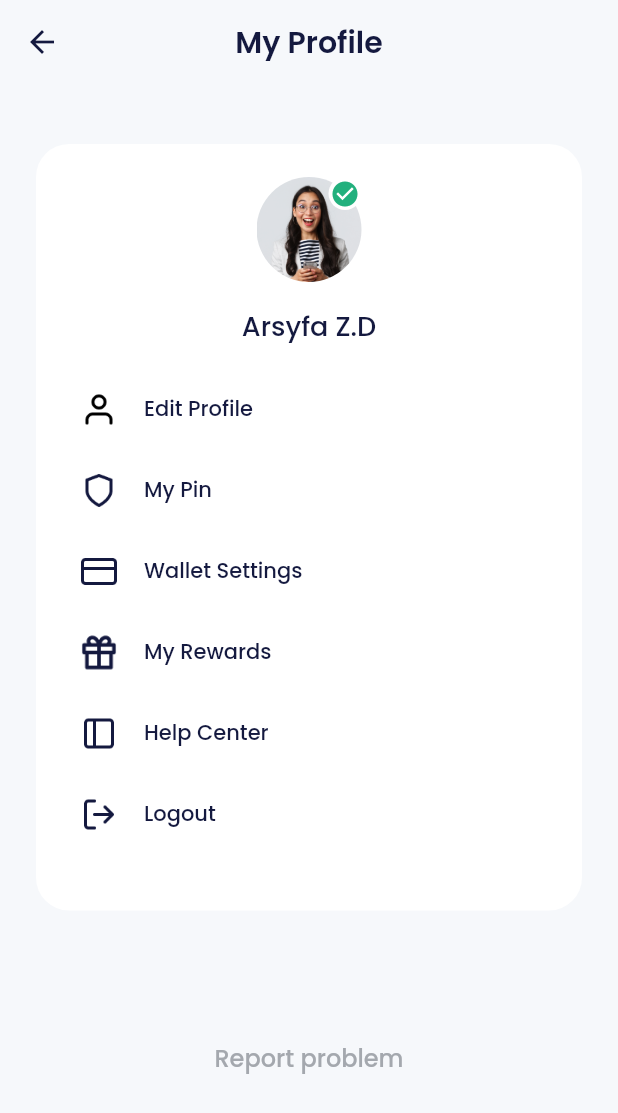
After one commit to ugunNet21/flutter_bankv3, a Flutter app: the HomePage screen opened by its route, after a tap on the "check circle" icon, on a phone screen of 412 x 824 dp. The commit adds this screen. Shown: the top 1113 px of the screen. Run offline on Flutter 3.47's test engine with Material 2 defaults, Android fonts, the phone set to English and light mode, and no system bars; our stand-ins replace carousel_slider, google_fonts.

Commit message:
finishing profile page

```diff
--- a/lib/main.dart
+++ b/lib/main.dart
@@ -1,5 +1,7 @@
+import 'package:bank_v2/shared/theme.dart';
 import 'package:bank_v2/ui/pages/home_page.dart';
 import 'package:bank_v2/ui/pages/onboarding_page.dart';
+import 'package:bank_v2/ui/pages/profile_page.dart';
 import 'package:bank_v2/ui/pages/sign_in_page.dart';
 import 'package:bank_v2/ui/pages/sign_up_page.dart';
 import 'package:bank_v2/ui/pages/sign_up_set_ktp_page.dart';
@@ -17,6 +19,21 @@
   Widget build(BuildContext context) {
     return MaterialApp(
       debugShowCheckedModeBanner: false,
+      theme: ThemeData(
+        scaffoldBackgroundColor: lightBackgroundColor,
+        appBarTheme: AppBarTheme(
+          backgroundColor: lightBackgroundColor,
+          elevation: 0,
+          centerTitle: true,
+          iconTheme: IconThemeData(
+            color: blackColor,
+          ),
+          titleTextStyle: blackTextStyle.copyWith(
+            fontSize: 20,
+            fontWeight: semibold,
+          ),
+        ),
+      ),
       routes: {
         '/': (context) => const SplashPage(),
         '/onboarding': (context) => const OnboardingPage(),
@@ -26,6 +43,7 @@
         '/sign-up-set-ktp': (context) => const SignUpSetKtpPage(),
         '/sign-up-success': (context) => const SignUpSuccessPage(),
         '/home': (context) => const HomePage(),
+        '/profile': (context) => const ProfilePage(),
       },
     );
   }
--- a/lib/ui/pages/home_page.dart
+++ b/lib/ui/pages/home_page.dart
@@ -46,7 +46,7 @@
                   'assets/ic_history.png',
                   width: 20,
                 ),
-                label: 'Overview',
+                label: 'Story',
               ),
               BottomNavigationBarItem(
                 icon: Image.asset(
@@ -78,7 +78,7 @@
           horizontal: 24,
         ),
         children: [
-          buildProfile(),
+          buildProfile(context),
           buildWalletCard(),
           buildLevel(),
           buildServices(),
@@ -90,7 +90,7 @@
     );
   }
 
-  Widget buildProfile() {
+  Widget buildProfile(BuildContext context) {
     return Container(
       margin: const EdgeInsets.only(
         top: 40,
@@ -122,7 +122,11 @@
               ),
             ],
           ),
-          Container(
+          GestureDetector(
+            onTap: () {
+              Navigator.pushNamed(context, '/profile');
+            },
+            child: Container(
               width: 60,
               height: 60,
               decoration: const BoxDecoration(
@@ -147,6 +151,7 @@
                       Icons.check_circle,
                       color: greenColor,
                       size: 14,
+                    ),
                   ),
                 ),
               ),
--- a/lib/ui/pages/onboarding_page.dart
+++ b/lib/ui/pages/onboarding_page.dart
@@ -29,8 +29,9 @@
   @override
   Widget build(BuildContext context) {
     return Scaffold(
-      backgroundColor: lightBackgroundColor,
+      // backgroundColor: lightBackgroundColor,
       body: Center(
+        child: SingleChildScrollView(
           child: Column(
             mainAxisAlignment: MainAxisAlignment.center,
             children: [
@@ -171,6 +172,7 @@
             ],
           ),
         ),
+      ),
     );
   }
 }
--- /dev/null
+++ b/lib/ui/pages/profile_page.dart
@@ -0,0 +1,133 @@
+import 'package:bank_v2/shared/theme.dart';
+import 'package:bank_v2/ui/widgets/buttons.dart';
+import 'package:bank_v2/ui/widgets/profile_menu_item.dart';
+import 'package:flutter/material.dart';
+
+class ProfilePage extends StatelessWidget {
+  const ProfilePage({super.key});
+
+  @override
+  Widget build(BuildContext context) {
+    return Scaffold(
+      // backgroundColor: lightBackgroundColor,
+      appBar: AppBar(
+        title: Text(
+          "My Profile",
+
+        ),
+      ),
+      body: ListView(
+        padding: const EdgeInsets.symmetric(
+          horizontal: 24,
+        ),
+        children: [
+          const SizedBox(
+            height: 40,
+          ),
+          Container(
+            padding: const EdgeInsets.symmetric(
+              horizontal: 30,
+              vertical: 22,
+            ),
+            decoration: BoxDecoration(
+              color: whiteColor,
+              borderRadius: BorderRadius.circular(22),
+            ),
+            child: Column(
+              children: [
+                GestureDetector(
+                  onTap: () {
+                    // Navigator.pushNamed(context, '/profile');
+                  },
+                  child: Container(
+                    width: 70,
+                    height: 70,
+                    decoration: const BoxDecoration(
+                      shape: BoxShape.circle,
+                      image: DecorationImage(
+                        image: AssetImage(
+                          'assets/img_profile.png',
+                        ),
+                      ),
+                    ),
+                    child: Align(
+                      alignment: Alignment.topRight,
+                      child: Container(
+                        width: 22,
+                        height: 22,
+                        decoration: BoxDecoration(
+                          shape: BoxShape.circle,
+                          color: whiteColor,
+                        ),
+                        child: Center(
+                          child: Icon(
+                            Icons.check_circle,
+                            color: greenColor,
+                            size: 20,
+                          ),
+                        ),
+                      ),
+                    ),
+                  ),
+                ),
+                SizedBox(
+                  height: 16,
+                ),
+                Text(
+                  "Arsyfa Z.D",
+                  style: blackTextStyle.copyWith(
+                    fontSize: 18,
+                    fontWeight: medium,
+                  ),
+                ),
+                SizedBox(
+                  height: 30,
+                ),
+                ProfileMenuItem(
+                  iconUrl: 'assets/ic_edit_profile.png',
+                  title: 'Edit Profile',
+                  onTap: () {},
+                ),
+                ProfileMenuItem(
+                  iconUrl: 'assets/ic_pin.png',
+                  title: 'My Pin',
+                  onTap: () {},
+                ),
+                ProfileMenuItem(
+                  iconUrl: 'assets/ic_wallet.png',
+                  title: 'Wallet Settings',
+                  onTap: () {},
+                ),
+                ProfileMenuItem(
+                  iconUrl: 'assets/ic_reward.png',
+                  title: 'My Rewards',
+                  onTap: () {},
+                ),
+                ProfileMenuItem(
+                  iconUrl: 'assets/ic_help.png',
+                  title: 'Help Center',
+                  onTap: () {},
+                ),
+                ProfileMenuItem(
+                  iconUrl: 'assets/ic_logout.png',
+                  title: 'Logout',
+                  onTap: () {},
+                ),
+              ],
+            ),
+          ),
+          const SizedBox(
+            height: 86,
+          ),
+          CustomTextButton(
+            title: 'Report problem',
+            onPressed: () {},
+          ),
+          const SizedBox(
+            height: 50,
+          ),
+        ],
+      ),
+    );
+  }
+}
--- a/lib/ui/pages/sign_in_page.dart
+++ b/lib/ui/pages/sign_in_page.dart
@@ -9,7 +9,7 @@
   @override
   Widget build(BuildContext context) {
     return Scaffold(
-      backgroundColor: lightBackgroundColor,
+      // backgroundColor: lightBackgroundColor,
       body: ListView(
         padding: const EdgeInsets.symmetric(
           horizontal: 24,
--- a/lib/ui/pages/sign_up_page.dart
+++ b/lib/ui/pages/sign_up_page.dart
@@ -10,7 +10,7 @@
   @override
   Widget build(BuildContext context) {
     return Scaffold(
-      backgroundColor: lightBackgroundColor,
+      // backgroundColor: lightBackgroundColor,
       body: ListView(
         padding: const EdgeInsets.symmetric(
           horizontal: 24,
--- a/lib/ui/pages/sign_up_set_ktp_page.dart
+++ b/lib/ui/pages/sign_up_set_ktp_page.dart
@@ -8,7 +8,7 @@
   @override
   Widget build(BuildContext context) {
     return Scaffold(
-      backgroundColor: lightBackgroundColor,
+      // backgroundColor: lightBackgroundColor,
       body: ListView(
         padding: const EdgeInsets.symmetric(
           horizontal: 24,
--- a/lib/ui/pages/sign_up_set_profile_page.dart
+++ b/lib/ui/pages/sign_up_set_profile_page.dart
@@ -10,7 +10,7 @@
   @override
   Widget build(BuildContext context) {
     return Scaffold(
-      backgroundColor: lightBackgroundColor,
+      // backgroundColor: lightBackgroundColor,
       body: ListView(
         padding: const EdgeInsets.symmetric(
           horizontal: 24,
--- a/lib/ui/pages/sign_up_success_page.dart
+++ b/lib/ui/pages/sign_up_success_page.dart
@@ -8,7 +8,7 @@
   @override
   Widget build(BuildContext context) {
     return Scaffold(
-      backgroundColor: lightBackgroundColor,
+      // backgroundColor: lightBackgroundColor,
       body: Center(
         child: Column(
           mainAxisAlignment: MainAxisAlignment.center,
--- /dev/null
+++ b/lib/ui/widgets/profile_menu_item.dart
@@ -0,0 +1,46 @@
+import 'package:bank_v2/shared/theme.dart';
+import 'package:flutter/material.dart';
+
+class ProfileMenuItem extends StatelessWidget {
+  final String iconUrl;
+  final String title;
+  final VoidCallback? onTap;
+
+  const ProfileMenuItem({
+    super.key,
+    required this.iconUrl,
+    required this.title,
+    this.onTap,
+  });
+
+  @override
+  Widget build(BuildContext context) {
+    return GestureDetector(
+      onTap: () {},
+      child: Container(
+        margin: EdgeInsets.only(
+          bottom: 30,
+        ),
+        child: Row(
+          children: [
+            Image.asset(
+              iconUrl,
+              width: 24,
+              height: 24,
+            ),
+            SizedBox(
+              width: 18,
+            ),
+            Text(
+              title,
+              style: blackTextStyle.copyWith(
+                fontSize: 14,
+                fontWeight: medium,
+              ),
+            ),
+          ],
+        ),
+      ),
+    );
+  }
+}
```
Also changed, not shown: 6 other files. Lines whose indentation alone changed are shown as unchanged.
